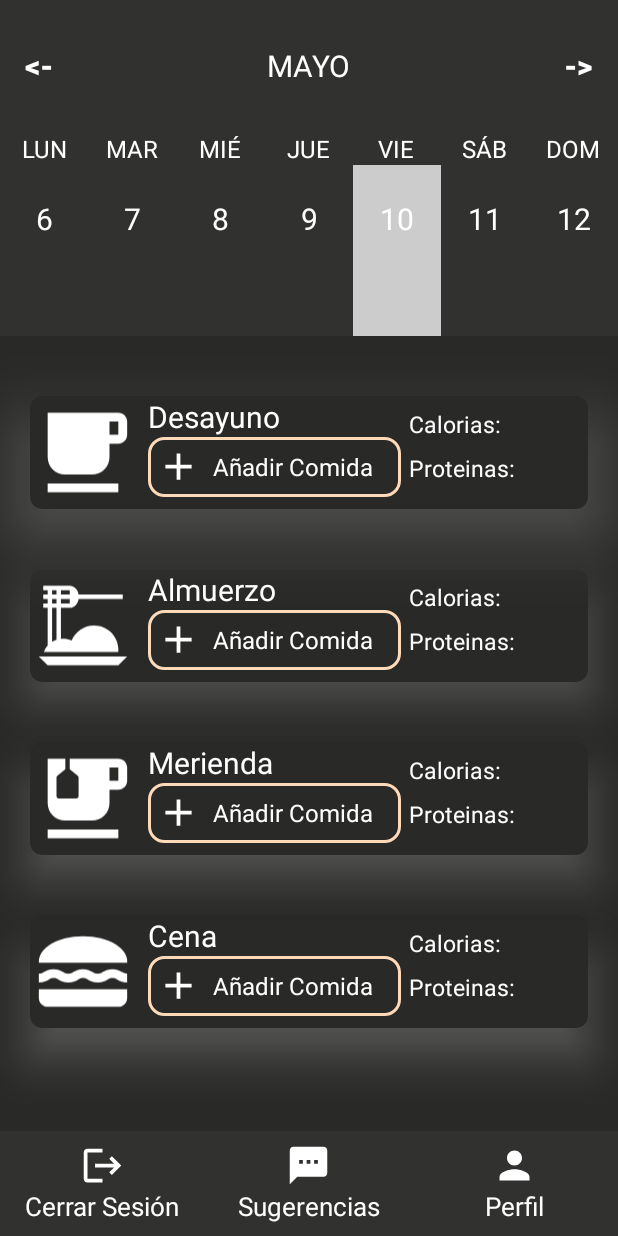
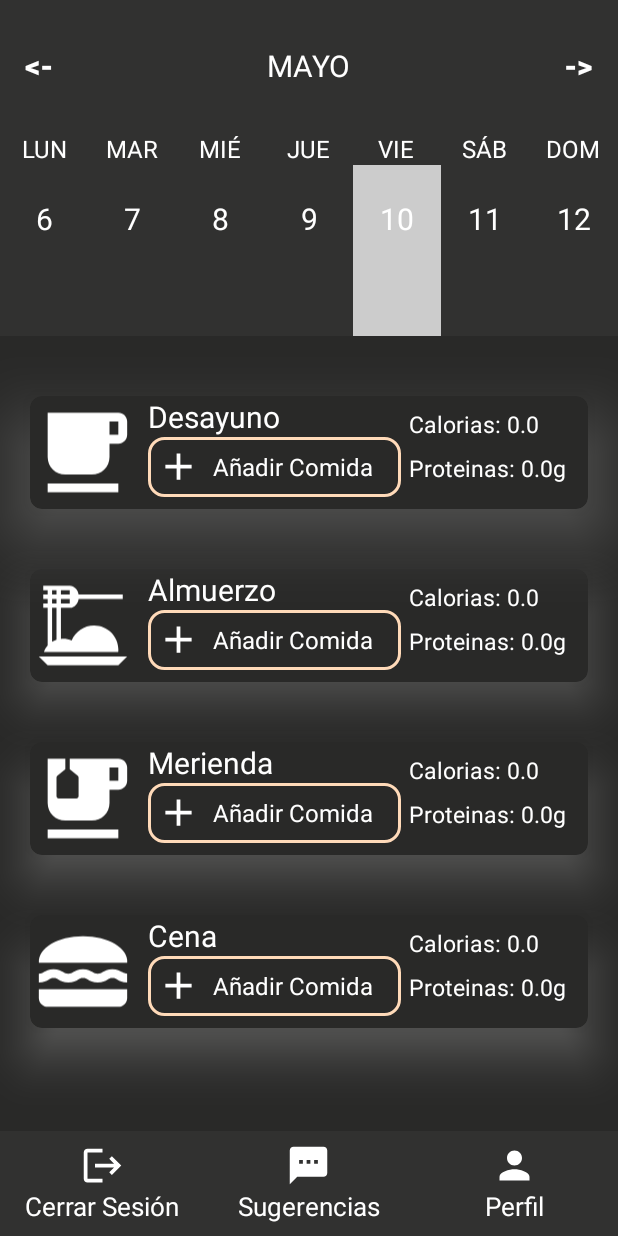
Before and after one commit to jonywrrior2/NutriFit2, an Android app: the MainActivity screen opened directly, with no data from a screen before it, after a tap on "10", on a phone screen of 412 x 824 dp. Run offline under Robolectric (Android 15) with nearby library versions, the light colour scheme and no system bars; our stand-ins replace Firebase (no records; nobody signed in at launch, a user with empty details on screens opened directly).

Commit message:
Muestras las calorias y proteinas dentro de las comidas en los txt del Main. (Por ahora al clcikar en un dia especifico, falta que lo haga al entrar en la app con la fecha actual)

```diff
--- a/app/src/main/java/com/example/nutrifit/activities/MainActivity.kt
+++ b/app/src/main/java/com/example/nutrifit/activities/MainActivity.kt
@@ -12,8 +12,11 @@ import androidx.recyclerview.widget.RecyclerView
 import com.example.nutrifit.R
 import com.example.nutrifit.calendario.CalendarioAdapter
 import com.example.nutrifit.calendario.CalendarioUtils
+import com.example.nutrifit.dbMenus.DatabaseManagerMenu
 import com.google.firebase.auth.FirebaseAuth
+import java.text.SimpleDateFormat
 import java.time.LocalDate
+import java.util.Locale
 
 class MainActivity : AppCompatActivity(), CalendarioAdapter.OnItemListener {
     private lateinit var monthYearText: TextView
@@ -63,6 +66,7 @@ class MainActivity : AppCompatActivity(), CalendarioAdapter.OnItemListener {
         }
 
 
+
         //Aqui cogemos la fecha de vuelta del Activity de añadir comida
         selectedLongClickDate = intent.getStringExtra("fechaSeleccionada")?.let { LocalDate.parse(it) }
         if (CalendarioUtils.selectedDate == null) {
@@ -73,6 +77,11 @@ class MainActivity : AppCompatActivity(), CalendarioAdapter.OnItemListener {
             selectedLongClickDate = LocalDate.now()
         }
         setWeekView()
+
+
+
+
+
     }
 
     private fun initWidgets() {
@@ -122,6 +131,8 @@ class MainActivity : AppCompatActivity(), CalendarioAdapter.OnItemListener {
         }
     }
 
+
+
     private fun setWeekView() {
         val currentDate = LocalDate.now()
         val startOfWeek = CalendarioUtils.mondayForDate(CalendarioUtils.selectedDate ?: currentDate)
@@ -161,6 +172,45 @@ class MainActivity : AppCompatActivity(), CalendarioAdapter.OnItemListener {
         CalendarioUtils.selectedDate = date
         setWeekView()
         selectedLongClickDate = date
+
+        val formattedDate = selectedLongClickDate?.toString()
+
+        if (formattedDate != null) {
+            DatabaseManagerMenu.getUserMenusByDate(formattedDate, onSuccess = { menus ->
+                // Calcular calorías y proteínas totales para cada tipo de comida
+                val desayunoMenus = menus.filter { it.tipo == "Desayuno" }
+                val almuerzoMenus = menus.filter { it.tipo == "Almuerzo" }
+                val meriendaMenus = menus.filter { it.tipo == "Merienda" }
+                val cenaMenus = menus.filter { it.tipo == "Cena" }
+
+                val totalCalDesayuno = desayunoMenus.sumByDouble { it.kcal }
+                val totalProtDesayuno = desayunoMenus.sumByDouble { it.proteinas }
+
+                val totalCalAlmuerzo = almuerzoMenus.sumByDouble { it.kcal }
+                val totalProtAlmuerzo = almuerzoMenus.sumByDouble { it.proteinas }
+
+                val totalCalMerienda = meriendaMenus.sumByDouble { it.kcal }
+                val totalProtMerienda = meriendaMenus.sumByDouble { it.proteinas }
+
+                val totalCalCena = cenaMenus.sumByDouble { it.kcal }
+                val totalProtCena = cenaMenus.sumByDouble { it.proteinas }
+
+
+                cDesayunoTextView.text = "Calorias: " + totalCalDesayuno.toString()
+                pDesayunoTextView.text = "Proteinas: " + totalProtDesayuno.toString() + "g"
+
+                cAlmuerzoTextView.text = "Calorias: " + totalCalAlmuerzo.toString()
+                pAlmuerzoTextView.text = "Proteinas: " + totalProtAlmuerzo.toString() + "g"
+
+                cMeriendaTextView.text = "Calorias: " + totalCalMerienda.toString()
+                pMeriendaTextView.text = "Proteinas: " + totalProtMerienda.toString() + "g"
+
+                cCenaTextView.text = "Calorias: " + totalCalCena.toString()
+                pCenaTextView.text = "Proteinas: " + totalProtCena.toString() + "g"
+
+            }, onFailure = {
+            })
+        }
     }
 
 
--- a/app/src/main/java/com/example/nutrifit/dbMenus/DatabaseManagerMenu.kt
+++ b/app/src/main/java/com/example/nutrifit/dbMenus/DatabaseManagerMenu.kt
@@ -4,6 +4,8 @@
     import com.example.nutrifit.pojo.Menu
     import com.google.firebase.auth.FirebaseAuth
     import com.google.firebase.firestore.FirebaseFirestore
+    import java.text.SimpleDateFormat
+    import java.util.Locale
 
 
     object DatabaseManagerMenu {
@@ -104,4 +106,49 @@
                 }
         }
 
+        fun getUserMenusByDate(
+            date: String,
+            onSuccess: (List<Menu>) -> Unit,
+            onFailure: (Exception) -> Unit
+        ) {
+            val currentUserEmail = FirebaseAuth.getInstance().currentUser?.email
+
+            if (currentUserEmail != null) {
+                val db = FirebaseFirestore.getInstance()
+                val menusCollection = db.collection("menus")
+
+
+                val sdf = SimpleDateFormat("yyyy-MM-dd", Locale.getDefault())
+                val dateObj = sdf.parse(date)
+                val formattedDate = SimpleDateFormat("yyyy-MM-dd", Locale.getDefault()).format(dateObj)
+
+                menusCollection.whereEqualTo("usuario", currentUserEmail)
+                    .whereEqualTo("fecha", formattedDate)
+                    .get()
+                    .addOnSuccessListener { querySnapshot ->
+                        val menus = mutableListOf<Menu>()
+                        for (document in querySnapshot.documents) {
+                            val alimentos = document.getString("alimentos") ?: ""
+                            val cantidad = (document.getLong("cantidad") ?: 0).toInt()
+                            val kcal = (document.getDouble("kcal") ?: 0.0).toDouble()
+                            val proteinas = (document.getDouble("proteinas") ?: 0.0).toDouble()
+                            val tipo = document.getString("tipo") ?: ""
+                            val unidad = document.getString("unidad") ?: ""
+                            val fechaStr = document.getString("fecha") ?: ""
+                            val usuario = currentUserEmail
+                            val menu = Menu(alimentos, cantidad, kcal, proteinas, unidad, usuario, tipo, fechaStr)
+
+                            menus.add(menu)
+                        }
+                        onSuccess(menus)
+                    }
+                    .addOnFailureListener { e ->
+                        onFailure(e)
+                    }
+            } else {
+                onFailure(Exception("Usuario no logueado"))
+            }
+        }
+
+
     }
```
